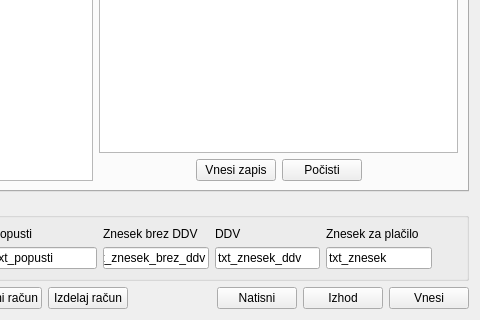
bubi-luka/BubiRacun, file racun.ui: the form before one commit; both pictures show x 279 to 759 and y 388 to 708 of the 759 by 708 pixel window.
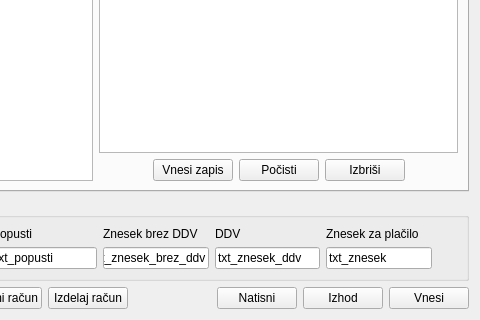
The form after the commit. The open tabs and pages were chosen to show the change.

Commit message:
PROJEKT/RAČUN -> ZAPISI -> IZBRIS ZAPISA
Pri projektih in računih je na voljo možnost vnosa in urejanja komentarja
oz. opombe (zapis). Vendar pa le-tega ni možno izbrisati.
Popravek omogoča izbris zapisa in osvežitev tabele tako pri računih kot
pri projektih. Izbris je nepovraten.

closes #120

Diff of the .ui file:
```diff
--- a/racun.ui
+++ b/racun.ui
@@ -1057,6 +1057,13 @@
              </property>
             </widget>
            </item>
+           <item>
+            <widget class="QPushButton" name="btn_izbris_zapisa_2">
+             <property name="text">
+              <string>Izbriši</string>
+             </property>
+            </widget>
+           </item>
            <item>
             <spacer name="horizontalSpacer_52">
              <property name="orientation">
```
The commit also changes 5 other files.
